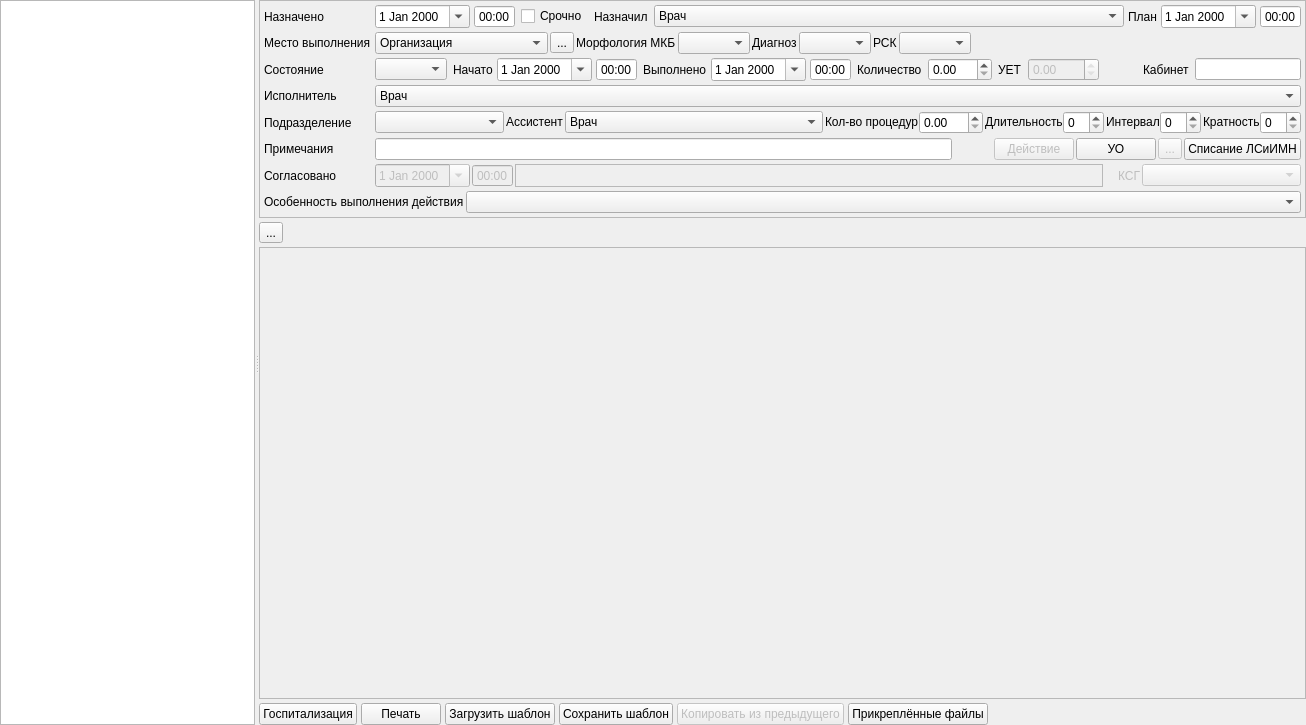
Above: Events/ActionsPage.ui from rusingineer/KPS-Samson before the change. Below: the same form after it.
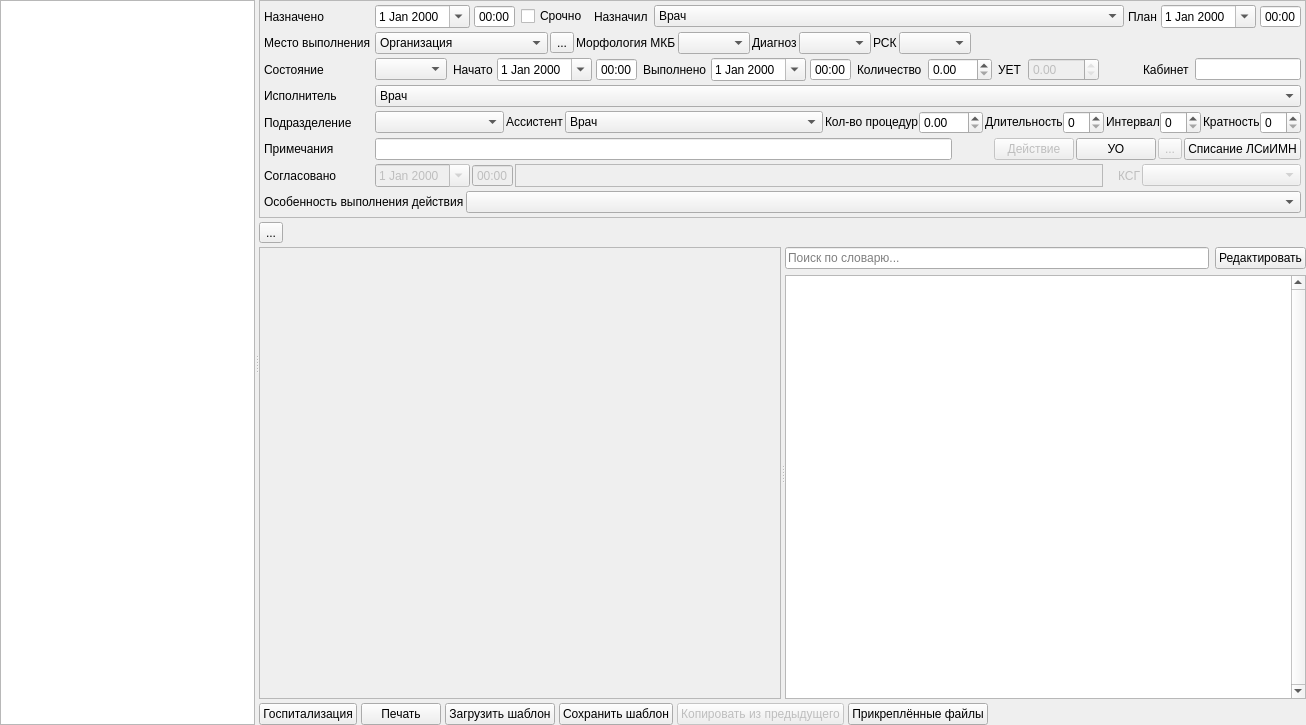
That is the form after the change. Custom widgets are drawn as their Qt base class.

```diff
--- a/Events/ActionsPage.ui
+++ b/Events/ActionsPage.ui
@@ -1193,6 +1193,16 @@
         </widget>
        </item>
        <item>
+        <widget class="QSplitter" name="splitter">
+         <property name="sizePolicy">
+          <sizepolicy hsizetype="Expanding" vsizetype="Expanding">
+           <horstretch>0</horstretch>
+           <verstretch>0</verstretch>
+          </sizepolicy>
+         </property>
+         <property name="orientation">
+          <enum>Qt::Horizontal</enum>
+         </property>
         <widget class="CActionPropertiesTableView" name="tblAPProps">
          <property name="enabled">
           <bool>false</bool>
@@ -1207,6 +1217,62 @@
           <enum>QAbstractItemView::ScrollPerPixel</enum>
          </property>
         </widget>
+         <widget class="QWidget" name="wgtUserDictionary" native="true">
+          <layout class="QGridLayout" name="gridLayout_3">
+           <property name="margin">
+            <number>0</number>
+           </property>
+           <item row="0" column="1">
+            <widget class="QPushButton" name="btnEditUserDictionary">
+             <property name="sizePolicy">
+              <sizepolicy hsizetype="Maximum" vsizetype="Fixed">
+               <horstretch>0</horstretch>
+               <verstretch>0</verstretch>
+              </sizepolicy>
+             </property>
+             <property name="text">
+              <string>Редактировать</string>
+             </property>
+            </widget>
+           </item>
+           <item row="1" column="0" colspan="2">
+            <widget class="CUserDictionaryListView" name="lvUserDictionary">
+             <property name="sizePolicy">
+              <sizepolicy hsizetype="Preferred" vsizetype="Expanding">
+               <horstretch>0</horstretch>
+               <verstretch>0</verstretch>
+              </sizepolicy>
+             </property>
+             <property name="focusPolicy">
+              <enum>Qt::ClickFocus</enum>
+             </property>
+             <property name="verticalScrollBarPolicy">
+              <enum>Qt::ScrollBarAlwaysOn</enum>
+             </property>
+             <property name="alternatingRowColors">
+              <bool>true</bool>
+             </property>
+             <property name="selectionMode">
+              <enum>QAbstractItemView::NoSelection</enum>
+             </property>
+             <property name="spacing">
+              <number>2</number>
+             </property>
+             <property name="wordWrap">
+              <bool>true</bool>
+             </property>
+            </widget>
+           </item>
+           <item row="0" column="0">
+            <widget class="QLineEdit" name="edtUserDictionarySearch">
+             <property name="placeholderText">
+              <string>Поиск по словарю...</string>
+             </property>
+            </widget>
+           </item>
+          </layout>
+         </widget>
+        </widget>
        </item>
        <item>
         <widget class="QFrame" name="frmAPButtonsBar">
@@ -1382,6 +1448,11 @@
    <extends>QPushButton</extends>
    <header>Events/ActionTemplateChoose.h</header>
   </customwidget>
+  <customwidget>
+   <class>CUserDictionaryListView</class>
+   <extends>QListView</extends>
+   <header>Events/UserDictionaryList.h</header>
+  </customwidget>
  </customwidgets>
  <tabstops>
   <tabstop>tblAPActions</tabstop>
```
Lines whose indentation alone changed are shown as unchanged.
